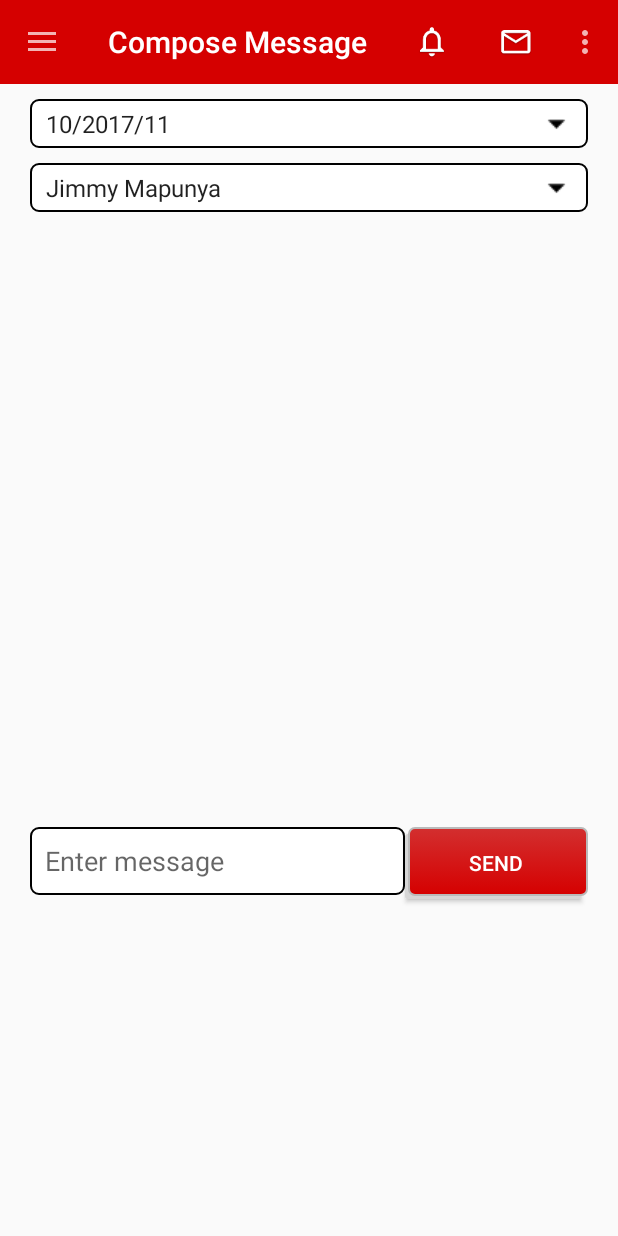
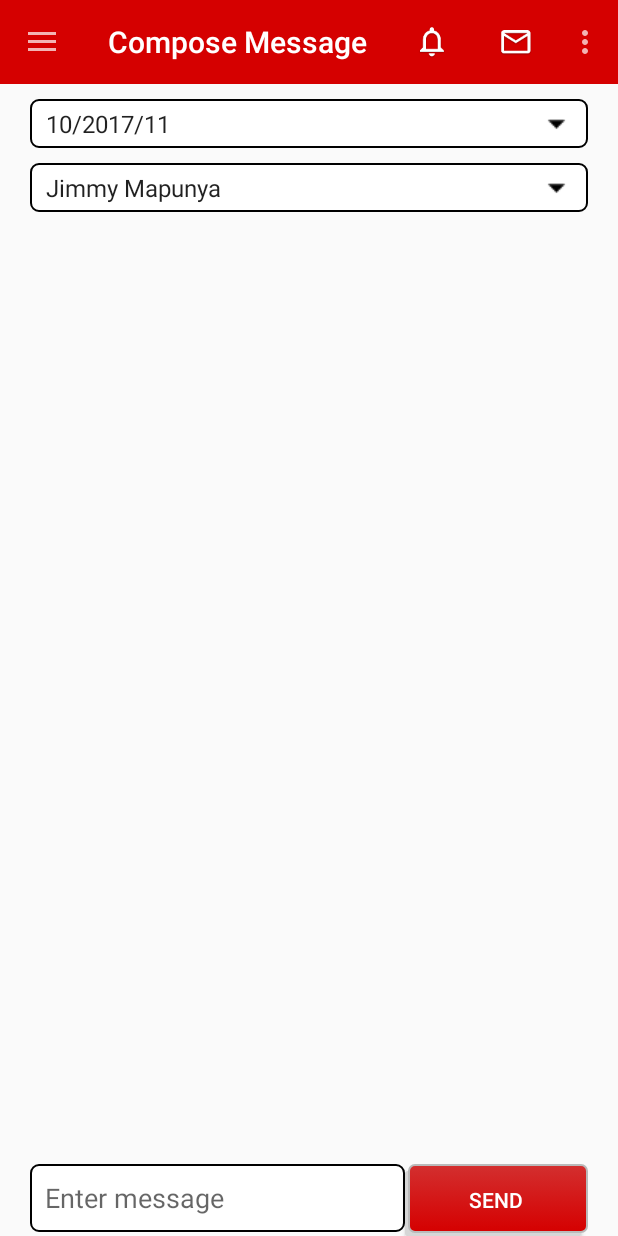
Before and after one commit to jimmymapunya/traininglinks, an Android app: the ComposeMessageActivity screen opened directly, with no data from a screen before it, on a phone screen of 412 x 824 dp. Run offline under Robolectric (Android 15) with nearby library versions, the phone set to English and light mode, and no system bars; network calls fail.

Commit message:
compose layout

```diff
--- a/app/src/main/res/layout/activity_compose_message.xml
+++ b/app/src/main/res/layout/activity_compose_message.xml
@@ -16,41 +16,52 @@
         android:layout_height="match_parent">
 
         <LinearLayout
-            android:orientation="vertical"
+            android:id="@+id/main"
             android:layout_width="match_parent"
-            android:layout_height="match_parent">
+            android:layout_height="match_parent"
+            android:orientation="vertical">
+
+            <LinearLayout
+                android:id="@+id/main1"
+                android:layout_width="match_parent"
+                android:layout_height="wrap_content"
+                android:layout_marginLeft="20dp"
+                android:layout_marginRight="20dp"
+                android:layout_marginTop="10dp"
+                android:layout_weight="50"
+                android:orientation="vertical">
 
                 <Spinner
                     android:id="@+id/spinner1"
                     android:layout_width="match_parent"
                     android:layout_height="wrap_content"
-                android:background="@drawable/bg_spinner_style"
-                android:layout_marginLeft="20dp"
-                android:layout_marginRight="20dp"
-                android:layout_marginTop="10dp"/>
+                    android:background="@drawable/bg_spinner_style" />
+
                 <Spinner
                     android:id="@+id/spinner2"
                     android:layout_width="match_parent"
                     android:layout_height="wrap_content"
-                android:background="@drawable/bg_spinner_style"
+                    android:layout_marginTop="10dp"
+                    android:background="@drawable/bg_spinner_style" />
+            </LinearLayout>
+
+            <LinearLayout
+                android:id="@+id/main2"
+                android:layout_width="match_parent"
+                android:layout_height="wrap_content"
                 android:layout_marginLeft="20dp"
                 android:layout_marginRight="20dp"
-                android:layout_marginTop="10dp"/>/>
-        <LinearLayout
-            android:orientation="horizontal"
-            android:layout_width="match_parent"
-            android:layout_height="match_parent"
-            android:layout_marginTop="410dp"
-            android:layout_marginLeft="20dp"
-            android:layout_marginRight="20dp">
+                android:layout_weight="50"
+                android:gravity="bottom"
+                android:orientation="horizontal">
 
 
                 <EditText
                     android:id="@+id/editText8"
                     android:layout_width="250dp"
                     android:layout_height="45dp"
+                    android:background="@drawable/edit_text_style"
                     android:ems="10"
-                android:background="@drawable/edit_text_style"
                     android:hint="Enter message" />
 
                 <Button
@@ -58,8 +69,8 @@
                     android:layout_width="match_parent"
                     android:layout_height="wrap_content"
                     android:background="@drawable/emergencybutton"
-                android:textColor="#fff"
-                android:text="Send" />
+                    android:text="Send"
+                    android:textColor="#fff" />
             </LinearLayout>
 
         </LinearLayout>
```
Lines whose indentation alone changed are shown as unchanged.
